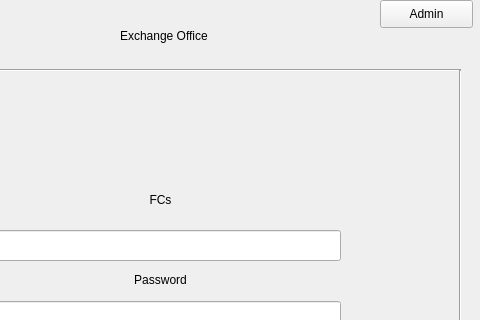
First picture: the form in UI/MainWindow.ui, repository vdmglkv/ExchangeOffice, before the edit; both pictures show x 160 to 640 and y 0 to 320 of the 640 by 480 pixel window.
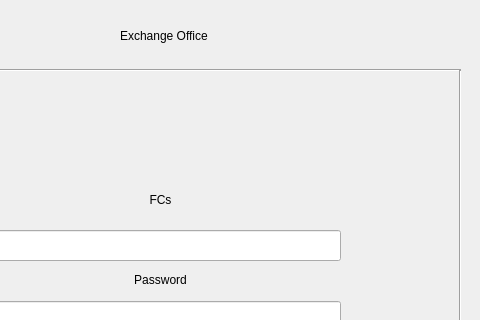
Second picture: the form after the edit.

What changed in the file:
```diff
--- a/UI/MainWindow.ui
+++ b/UI/MainWindow.ui
@@ -27,20 +27,7 @@
      <string>Exchange Office</string>
     </property>
    </widget>
-   <widget class="QPushButton" name="pushButton">
-    <property name="geometry">
-     <rect>
-      <x>540</x>
-      <y>0</y>
-      <width>93</width>
-      <height>28</height>
-     </rect>
-    </property>
-    <property name="text">
-     <string>Admin</string>
-    </property>
-   </widget>
-   <widget class="QLineEdit" name="lineEdit">
+   <widget class="QLineEdit" name="FCs">
     <property name="geometry">
      <rect>
       <x>130</x>
```
Left out of the diff: 10 changed lines with no effect on the pictures.
